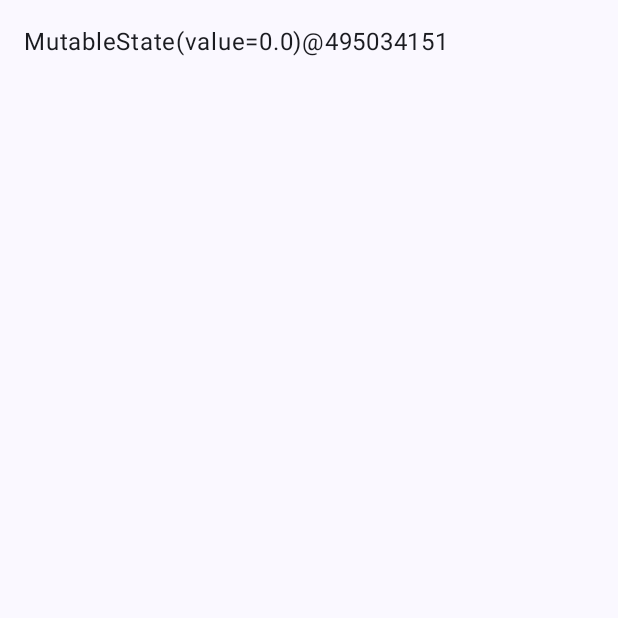
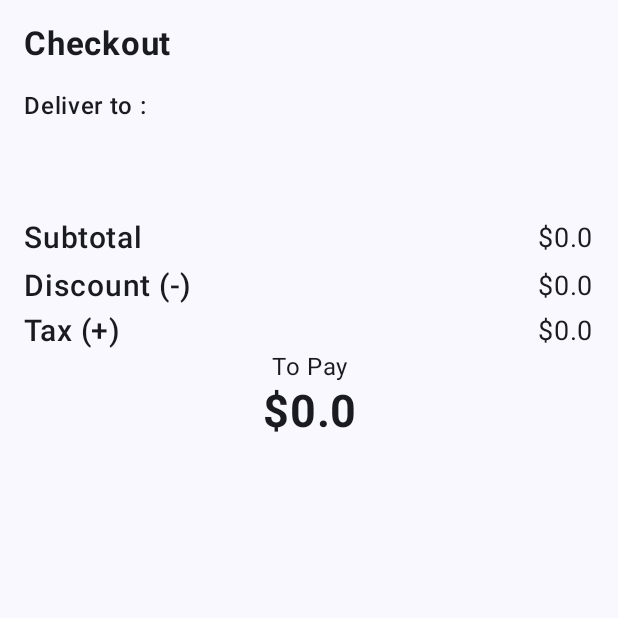
Before and after one commit to dungcodedao/EasyShop, an Android app built with Jetpack Compose: the CheckoutPage screen opened through its navigation route, on a phone screen of 412 x 824 dp, the top half of it. Run offline under Robolectric (Android 15) with nearby library versions, the phone set to English and light mode, and no system bars; our stand-ins replace Firebase (no records; nobody signed in at launch, a user with empty details on screens opened directly); libraries missing offline, so code that uses them is left out: com.tbuonomo.viewpagerdotsindicator; 2 statements that could not run were skipped.

Commit message:
update: add file

```diff
--- a/app/src/main/java/com/example/easyshop/AppUtil.kt
+++ b/app/src/main/java/com/example/easyshop/AppUtil.kt
@@ -61,4 +61,13 @@ object AppUtil {
             }
         }
     }
+
+    fun getDiscountPercentage() : Float{
+        return 10.0f
+    }
+
+    fun getTaxPercentage() : Float{
+        return 13.0f
+
+    }
 }
--- a/app/src/main/java/com/example/easyshop/model/UserModel.kt
+++ b/app/src/main/java/com/example/easyshop/model/UserModel.kt
@@ -4,5 +4,6 @@ data class UserModel(
     val name: String = "",
     val email: String = "",
     val uid: String = "",
-    val cartItems : Map<String, Long> = emptyMap()
+    val cartItems : Map<String, Long> = emptyMap(),
+    val address : String = ""
 )
--- a/app/src/main/java/com/example/easyshop/pages/CheckoutPage.kt
+++ b/app/src/main/java/com/example/easyshop/pages/CheckoutPage.kt
@@ -1,8 +1,15 @@
 package com.example.easyshop.pages
 
+import androidx.compose.foundation.layout.Arrangement
 import androidx.compose.foundation.layout.Column
+import androidx.compose.foundation.layout.Row
+import androidx.compose.foundation.layout.Spacer
 import androidx.compose.foundation.layout.fillMaxSize
+import androidx.compose.foundation.layout.fillMaxWidth
+import androidx.compose.foundation.layout.height
 import androidx.compose.foundation.layout.padding
+import androidx.compose.foundation.pager.HorizontalPager
+import androidx.compose.material3.HorizontalDivider
 import androidx.compose.material3.Text
 import androidx.compose.runtime.Composable
 import androidx.compose.runtime.LaunchedEffect
@@ -10,8 +17,12 @@ import androidx.compose.runtime.mutableStateListOf
 import androidx.compose.runtime.mutableStateOf
 import androidx.compose.runtime.remember
 import androidx.compose.ui.Modifier
+import androidx.compose.ui.text.font.FontWeight
+import androidx.compose.ui.text.style.TextAlign
 import androidx.compose.ui.unit.TextUnit
 import androidx.compose.ui.unit.dp
+import androidx.compose.ui.unit.sp
+import com.example.easyshop.AppUtil
 import com.example.easyshop.model.ProductModel
 import com.example.easyshop.model.UserModel
 import com.google.firebase.Firebase
@@ -33,13 +44,30 @@ fun CheckoutPage(modifier: Modifier = Modifier) {
         mutableStateOf(0f)
     }
 
+    val discount = remember {
+        mutableStateOf(0f)
+    }
+
+    val tax = remember {
+        mutableStateOf(0f)
+    }
+
+    val total = remember {
+        mutableStateOf(0f)
+    }
+
+
     fun calculateAndAssign(){
-        productList.forEach{
+        productList.forEach {
             if(it.actualPrice.isNotEmpty()){
                 val qty = userModel.value.cartItems[it.id] ?: 0
                 subTotal.value += it.actualPrice.toFloat() * qty
             }
         }
+        discount.value = subTotal.value * (AppUtil.getDiscountPercentage())/100
+        tax.value = subTotal.value * (AppUtil.getTaxPercentage()/100)
+        total.value = subTotal.value - discount.value + tax.value
+
     }
 
     LaunchedEffect(key1 = Unit) {
@@ -58,7 +86,7 @@ fun CheckoutPage(modifier: Modifier = Modifier) {
                                 if (task.isSuccessful) {
                                     val resultProducts = task.result.toObjects(ProductModel::class.java)
                                     productList.addAll(resultProducts)
-
+                                    calculateAndAssign()
                                 }
                             }
                     }
@@ -70,7 +98,42 @@ fun CheckoutPage(modifier: Modifier = Modifier) {
             .fillMaxSize()
             .padding(16.dp)
     ){
-        Text(text = subTotal.toString())
+        Text(text = "Checkout", fontSize = 22.sp, fontWeight = FontWeight.Bold)
+        Spacer(modifier = Modifier.height(16.dp))
+        Text(text = "Deliver to : ", fontWeight = FontWeight.SemiBold )
+        Text(text = userModel.value.name)
+        Text(text = userModel.value.address)
+        Spacer(modifier = Modifier.height(16.dp))
+        RowCheckoutItems(title = "Subtotal", value = subTotal.value.toString())
+        Spacer(modifier = Modifier.height(8.dp))
+        RowCheckoutItems(title = "Discount (-)", value = discount.value.toString())
+        Spacer(modifier = Modifier.height(6.dp))
+        RowCheckoutItems(title = "Tax (+)", value = tax.value.toString())
+        Text(
+            modifier = Modifier.fillMaxWidth(),
+            text = "To Pay",
+            textAlign = TextAlign.Center
+        )
+        Text(
+            modifier = Modifier.fillMaxWidth(),
+            text = "$" +total.value.toString(),
+            fontSize = 30.sp,
+            fontWeight = FontWeight.Bold,
+            textAlign = TextAlign.Center,
+
+        )
     }
 
 }
+
+
+@Composable
+fun RowCheckoutItems(title : String, value : String){
+    Row (
+        modifier = Modifier.fillMaxWidth(),
+        horizontalArrangement = Arrangement.SpaceBetween
+    ){
+        Text(text = title, fontSize = 20.sp, fontWeight = FontWeight.SemiBold)
+        Text(text = "$" +value, fontSize = 18.sp)
+    }
+}
```
